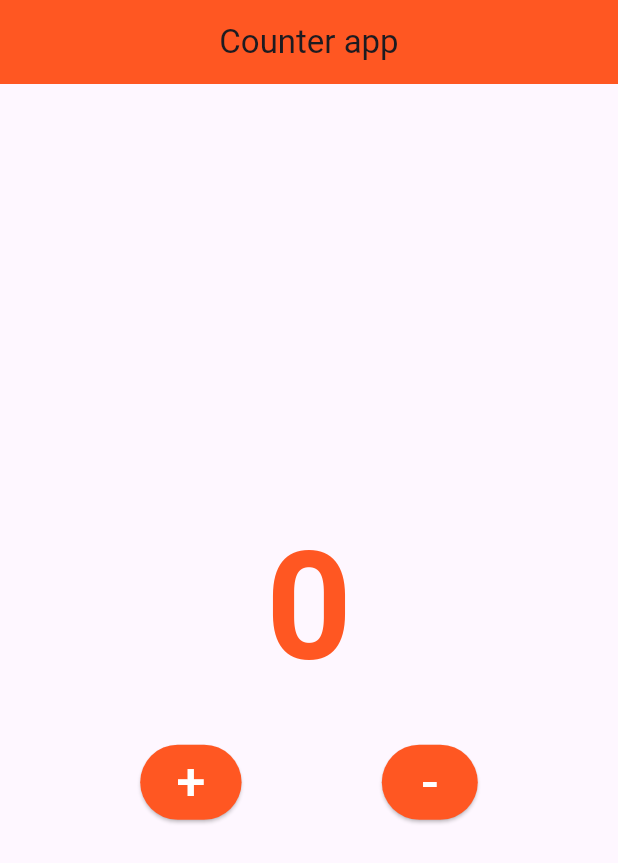
After one commit to Atiqs3404/flutter_batch_14, a Flutter app: the screen it shows after launch, on a phone screen of 412 x 824 dp. The commit adds this screen. Shown: the top 863 px of the screen. Run offline on Flutter 3.47's test engine with Material 3 defaults, Android fonts, the phone set to English and light mode, and no system bars.

Commit message:
Module 14 class 1 widget lifecycle with counter app

```diff
--- a/lib/app.dart
+++ b/lib/app.dart
@@ -13,6 +13,7 @@ import 'package:flutter_application_test/module_13/class_2_alert_types.dart';
 import 'package:flutter_application_test/module_13/class_3_drag_drop.dart';
 import 'package:flutter_application_test/module_13/class_3_draggable.dart';
 import 'package:flutter_application_test/module_13/class_4_animation.dart';
+import 'package:flutter_application_test/module_14/class_1_widget_lifecycle.dart';
 
 class MyApp extends StatelessWidget {
   const MyApp({super.key});
@@ -51,7 +52,7 @@ class MyApp extends StatelessWidget {
         ),
       ),
 
-      home: Class4Animation(),
+      home: Class1WidgetLifecycle(),
     );
   }
 }
--- /dev/null
+++ b/lib/module_14/class_1_widget_lifecycle.dart
@@ -0,0 +1,87 @@
+import 'package:flutter/material.dart';
+
+class Class1WidgetLifecycle extends StatefulWidget {
+  Class1WidgetLifecycle({super.key}) {
+    print("1 constructor");
+  }
+
+  @override
+  State<Class1WidgetLifecycle> createState() {
+    print("2 create state");
+    return _Class1WidgetLifecycleState();
+  }
+}
+
+class _Class1WidgetLifecycleState extends State<Class1WidgetLifecycle> {
+  // Must be outside of the widget
+  int number = 0;
+
+  @override
+  void initState() {
+    // Task before build
+    super.initState();
+    print("3 init state");
+  }
+
+  @override
+  void deactivate() {
+    // TODO: implement deactivate
+    super.deactivate();
+  }
+
+  @override
+  void dispose() {
+    // TODO: implement dispose
+    super.dispose();
+  }
+
+  // Rebuild all the things inside of this build widget
+  @override
+  Widget build(BuildContext context) {
+    return Scaffold(
+      appBar: AppBar(title: Text("Counter app")),
+
+      body: Center(
+        child: Column(
+          mainAxisAlignment: MainAxisAlignment.center,
+          children: [
+            Text(
+              number.toString(),
+              style: TextStyle(
+                fontSize: 100,
+                fontWeight: FontWeight.bold,
+                color: Colors.deepOrange,
+              ),
+            ),
+
+            SizedBox(height: 20),
+
+            Row(
+              mainAxisAlignment: MainAxisAlignment.spaceEvenly,
+              children: [
+                ElevatedButton(
+                  onPressed: () {
+                    setState(() {
+                      number++;
+                      print(number);
+                    });
+                  },
+                  child: Text("+", style: TextStyle(fontSize: 35)),
+                ),
+                ElevatedButton(
+                  onPressed: () {
+                    setState(() {
+                      number--;
+                      print(number);
+                    });
+                  },
+                  child: Text("-", style: TextStyle(fontSize: 35)),
+                ),
+              ],
+            ),
+          ],
+        ),
+      ),
+    );
+  }
+}
```
